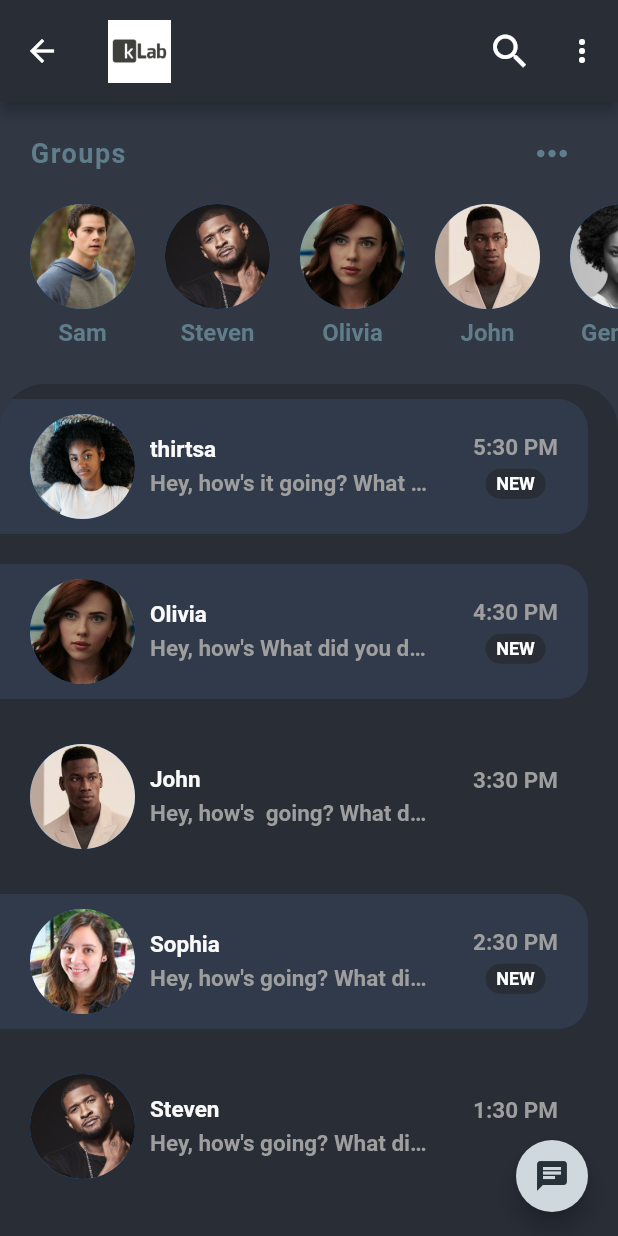
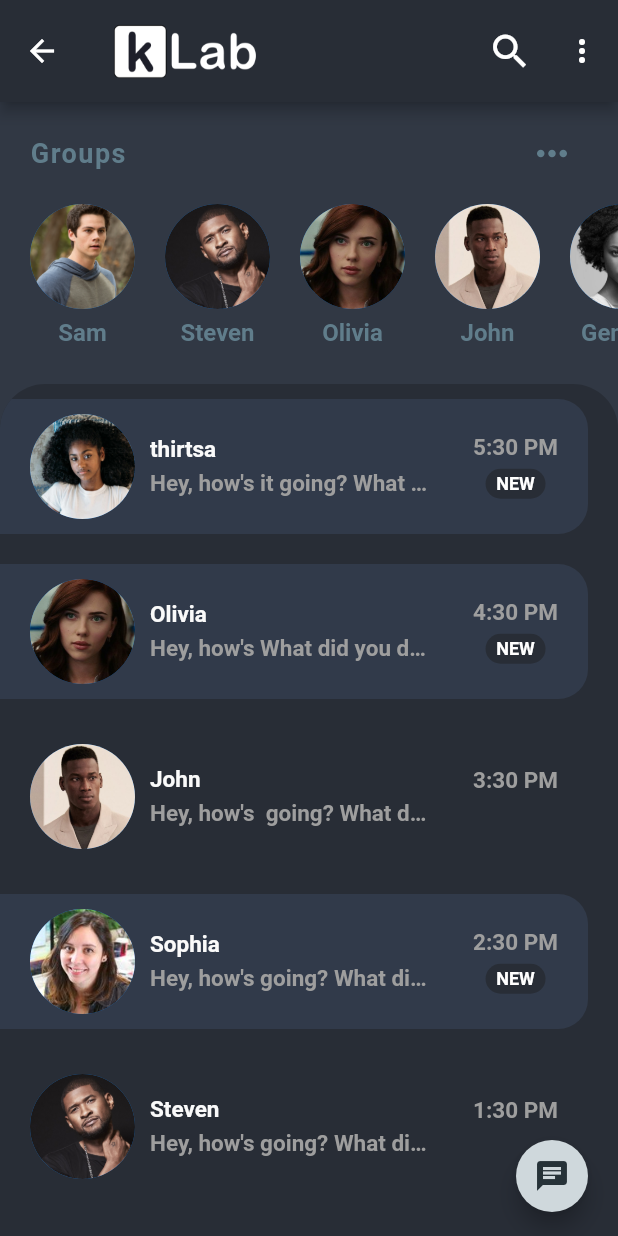
Before and after one commit to thirtsa-t/flutter-chat-app, a Flutter app: the HomeScreen screen opened directly, on a phone screen of 412 x 824 dp. Run offline on Flutter 3.47's test engine with Material 2 defaults, Android fonts, the phone set to English and light mode, and no system bars; our stand-ins replace dio, readmore.

```diff
--- a/lib/screens/home_screen.dart
+++ b/lib/screens/home_screen.dart
@@ -43,7 +43,7 @@ class _HomeScreen extends State<HomeScreen>  with SingleTickerProviderStateMixin
 
       appBar: AppBar(
           backgroundColor: Color(0xff282d36),
-          title: Image.asset('assets/images/klab.png',
+          title: Image.asset('assets/logos/logoname.png',
               fit: BoxFit.contain, height: 42),
 
           toolbarHeight: 68,
```
Also changed, not shown: assets/logos/logo.png (added), assets/logos/logoname.png (added).
